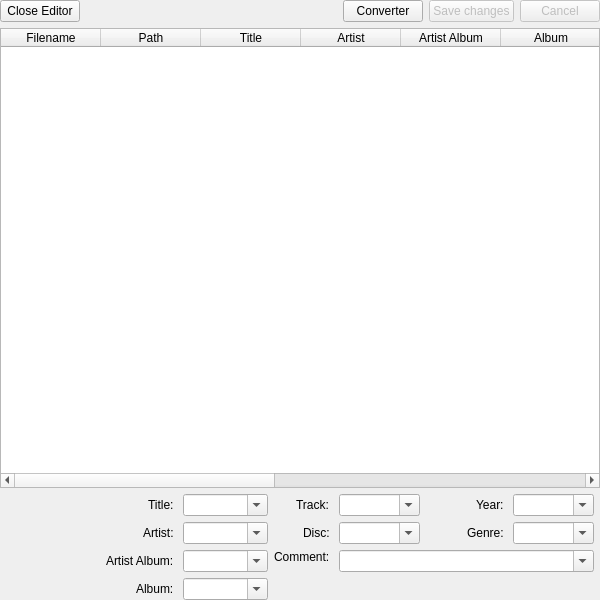
Above: code/MiamPlayer/tageditor.ui from MBach/Miam-Player before the change. Below: the same form after it.
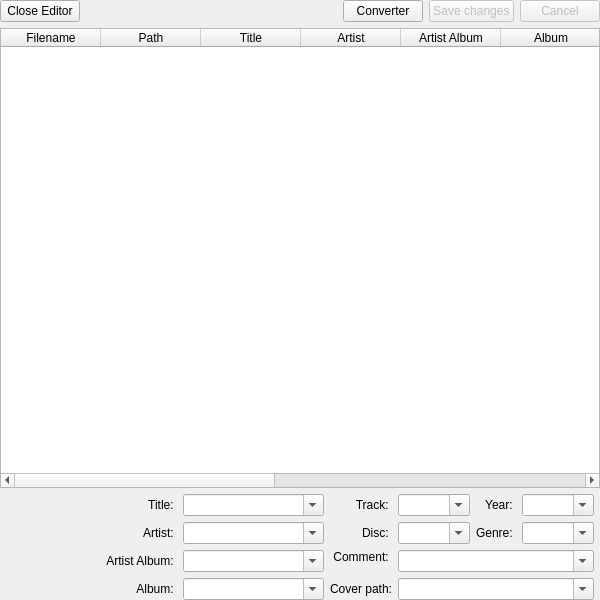
That is the form after the change. Icons and pictures are not drawn. Custom widgets are drawn as their Qt base class.

```diff
--- a/code/MiamPlayer/tageditor.ui
+++ b/code/MiamPlayer/tageditor.ui
@@ -208,15 +208,78 @@
       </widget>
      </item>
      <item>
-      <layout class="QGridLayout" name="gridLayout" columnstretch="1,2,1,6">
+      <layout class="QGridLayout" name="gridLayout" columnstretch="1,3,1,3">
        <property name="rightMargin">
         <number>6</number>
        </property>
+       <item row="0" column="0">
+        <widget class="QLabel" name="labelTitle">
+         <property name="text">
+          <string>Title: </string>
+         </property>
+         <property name="alignment">
+          <set>Qt::AlignRight|Qt::AlignTrailing|Qt::AlignVCenter</set>
+         </property>
+        </widget>
+       </item>
+       <item row="2" column="0">
+        <widget class="QLabel" name="labelArtistAlbum">
+         <property name="text">
+          <string>Artist Album: </string>
+         </property>
+         <property name="alignment">
+          <set>Qt::AlignRight|Qt::AlignTrailing|Qt::AlignVCenter</set>
+         </property>
+        </widget>
+       </item>
        <item row="1" column="2" alignment="Qt::AlignRight">
         <widget class="QLabel" name="labelDisc">
          <property name="text">
           <string>Disc: </string>
          </property>
+         <property name="alignment">
+          <set>Qt::AlignRight|Qt::AlignTrailing|Qt::AlignVCenter</set>
+         </property>
+        </widget>
+       </item>
+       <item row="3" column="0">
+        <widget class="QLabel" name="labelAlbum">
+         <property name="text">
+          <string>Album: </string>
+         </property>
+         <property name="alignment">
+          <set>Qt::AlignRight|Qt::AlignTrailing|Qt::AlignVCenter</set>
+         </property>
+        </widget>
+       </item>
+       <item row="2" column="1">
+        <widget class="QComboBox" name="artistAlbumComboBox">
+         <property name="editable">
+          <bool>true</bool>
+         </property>
+         <property name="insertPolicy">
+          <enum>QComboBox::InsertAlphabetically</enum>
+         </property>
+        </widget>
+       </item>
+       <item row="3" column="2">
+        <widget class="QLabel" name="labelComment_2">
+         <property name="text">
+          <string>Cover path:</string>
+         </property>
+         <property name="alignment">
+          <set>Qt::AlignRight|Qt::AlignTrailing|Qt::AlignVCenter</set>
+         </property>
+        </widget>
+       </item>
+       <item row="3" column="1">
+        <widget class="QComboBox" name="albumComboBox">
+         <property name="editable">
+          <bool>true</bool>
+         </property>
+         <property name="insertPolicy">
+          <enum>QComboBox::InsertAlphabetically</enum>
+         </property>
         </widget>
        </item>
        <item row="2" column="3" alignment="Qt::AlignTop">
@@ -239,17 +302,13 @@
          </property>
         </widget>
        </item>
-       <item row="1" column="0" alignment="Qt::AlignRight">
-        <widget class="QLabel" name="labelArtist">
-         <property name="text">
-          <string>Artist: </string>
+       <item row="3" column="3">
+        <widget class="QComboBox" name="coverPathComboBox">
+         <property name="editable">
+          <bool>true</bool>
          </property>
-        </widget>
-       </item>
-       <item row="0" column="2" alignment="Qt::AlignRight">
-        <widget class="QLabel" name="labelTrack">
-         <property name="text">
-          <string>Track: </string>
+         <property name="insertPolicy">
+          <enum>QComboBox::InsertAlphabetically</enum>
          </property>
         </widget>
        </item>
@@ -258,6 +317,29 @@
          <property name="text">
           <string>Comment: </string>
          </property>
+         <property name="alignment">
+          <set>Qt::AlignRight|Qt::AlignTrailing|Qt::AlignVCenter</set>
+         </property>
+        </widget>
+       </item>
+       <item row="0" column="2" alignment="Qt::AlignRight">
+        <widget class="QLabel" name="labelTrack">
+         <property name="text">
+          <string>Track: </string>
+         </property>
+         <property name="alignment">
+          <set>Qt::AlignRight|Qt::AlignTrailing|Qt::AlignVCenter</set>
+         </property>
+        </widget>
+       </item>
+       <item row="1" column="0" alignment="Qt::AlignRight">
+        <widget class="QLabel" name="labelArtist">
+         <property name="text">
+          <string>Artist: </string>
+         </property>
+         <property name="alignment">
+          <set>Qt::AlignRight|Qt::AlignTrailing|Qt::AlignVCenter</set>
+         </property>
         </widget>
        </item>
        <item row="0" column="3">
@@ -277,6 +359,9 @@
            <property name="text">
             <string>Year: </string>
            </property>
+           <property name="alignment">
+            <set>Qt::AlignRight|Qt::AlignTrailing|Qt::AlignVCenter</set>
+           </property>
           </widget>
          </item>
          <item>
@@ -291,55 +376,6 @@
          </item>
         </layout>
        </item>
-       <item row="0" column="0" alignment="Qt::AlignRight">
-        <widget class="QLabel" name="labelTitle">
-         <property name="text">
-          <string>Title: </string>
-         </property>
-        </widget>
-       </item>
-       <item row="2" column="0">
-        <layout class="QVBoxLayout" name="verticalLayout_2">
-         <item alignment="Qt::AlignRight">
-          <widget class="QLabel" name="labelArtistAlbum">
-           <property name="text">
-            <string>Artist Album: </string>
-           </property>
-          </widget>
-         </item>
-         <item alignment="Qt::AlignRight">
-          <widget class="QLabel" name="labelAlbum">
-           <property name="text">
-            <string>Album: </string>
-           </property>
-          </widget>
-         </item>
-        </layout>
-       </item>
-       <item row="2" column="1">
-        <layout class="QVBoxLayout" name="verticalLayout_3">
-         <item>
-          <widget class="QComboBox" name="artistAlbumComboBox">
-           <property name="editable">
-            <bool>true</bool>
-           </property>
-           <property name="insertPolicy">
-            <enum>QComboBox::InsertAlphabetically</enum>
-           </property>
-          </widget>
-         </item>
-         <item>
-          <widget class="QComboBox" name="albumComboBox">
-           <property name="editable">
-            <bool>true</bool>
-           </property>
-           <property name="insertPolicy">
-            <enum>QComboBox::InsertAlphabetically</enum>
-           </property>
-          </widget>
-         </item>
-        </layout>
-       </item>
        <item row="0" column="1">
         <widget class="QComboBox" name="titleComboBox">
          <property name="editable">
@@ -367,6 +403,9 @@
            <property name="text">
             <string>Genre: </string>
            </property>
+           <property name="alignment">
+            <set>Qt::AlignRight|Qt::AlignTrailing|Qt::AlignVCenter</set>
+           </property>
           </widget>
          </item>
          <item>
```
Left out of the diff: 2 changed lines with no effect on the pictures.
